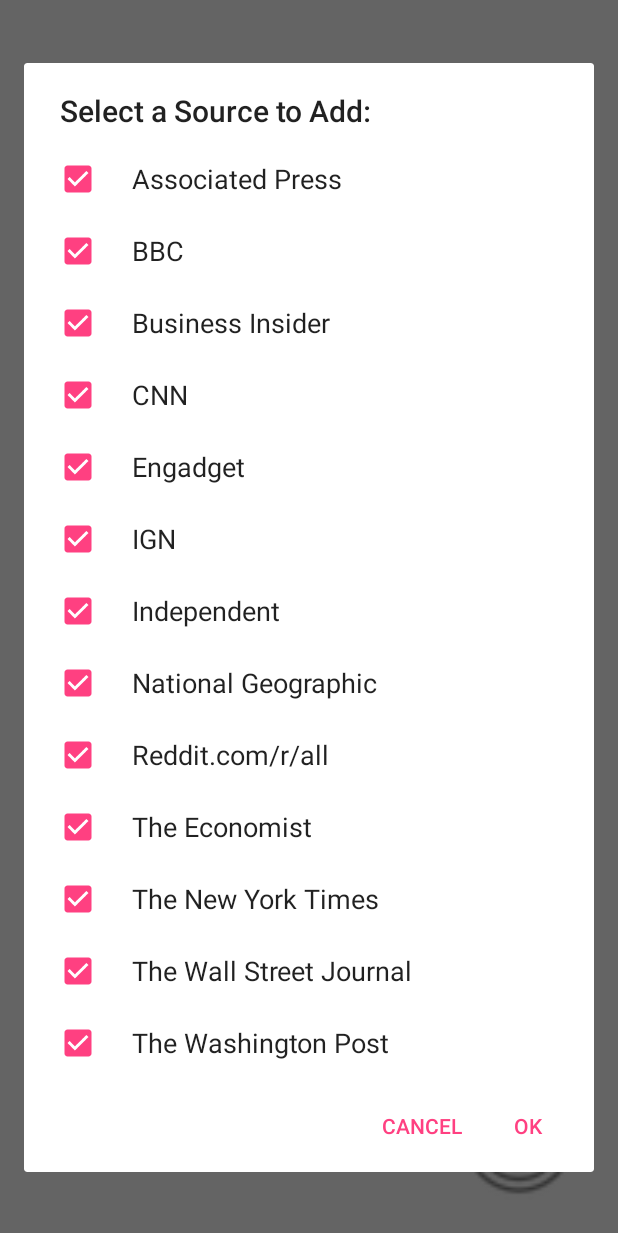
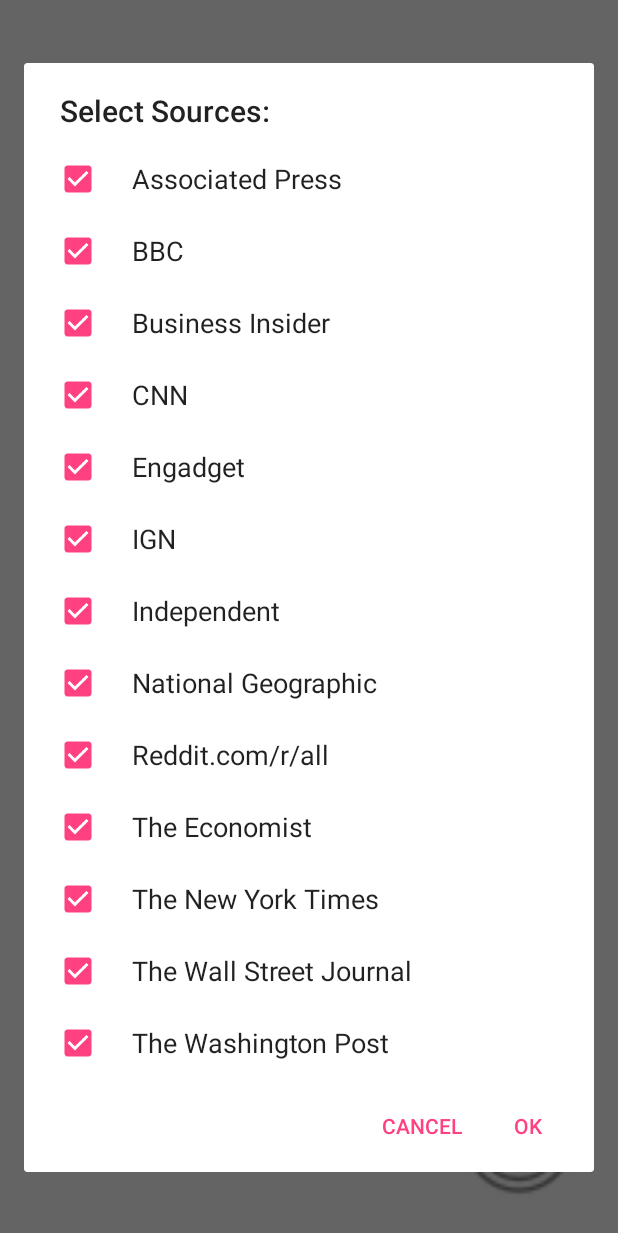
Before and after one commit to NathanielOstrer/a-thousand-words, an Android app: the NewSourcesActivity screen opened directly, with no data from a screen before it, after a tap on an icon or button, on a phone screen of 412 x 824 dp. Shown: the top 1233 px of the screen. Run offline under Robolectric (Android 15) with nearby library versions, the phone set to English and light mode, and no system bars; libraries missing offline, so code that uses them is left out: com.woxthebox.draglistview; plain views replace DragListView; 8 statements that could not run were skipped.

Commit message:
Fixed a crucial bug

```diff
--- a/AThousandWords/app/src/main/java/pictures/newsin/athousandwords/HomepageActivity.java
+++ b/AThousandWords/app/src/main/java/pictures/newsin/athousandwords/HomepageActivity.java
@@ -311,7 +311,6 @@
             JSONParser parser = new JSONParser();
             JSONObject result = parser.getJSONFromUrl("https://thousand-words.appspot.com/getnews.json");
             if(result == null) {
-                Toast.makeText(activity, "Error: No Internet", Toast.LENGTH_SHORT).show();
                 return null;
             }
             List<NewsLoad> articles = new ArrayList<>();
@@ -350,7 +349,10 @@
 
 
         protected void onPostExecute(List<NewsLoad> articles) {
-            if(articles == null) return;
+            if(articles == null) {
+                Toast.makeText(activity, "Error: No Internet", Toast.LENGTH_SHORT).show();
+                return;
+            }
             DisplayMetrics metrics = new DisplayMetrics();
             activity.getWindowManager().getDefaultDisplay().getMetrics(metrics);
             LinearLayout imageView = (LinearLayout) activity.findViewById(R.id.images_layer);
--- a/AThousandWords/app/src/main/java/pictures/newsin/athousandwords/NewSourcesActivity.java
+++ b/AThousandWords/app/src/main/java/pictures/newsin/athousandwords/NewSourcesActivity.java
@@ -98,9 +98,6 @@
 
 
     public void addSource(View v) {
-        AlertDialog.Builder builderSingle = new AlertDialog.Builder(this);
-//        builderSingle.setIcon(R.drawable.ic_launcher);
-        builderSingle.setTitle("Select a Source to Add:-");
 
         final Object[] sourceList = HomepageActivity.newsKeys.keySet().toArray();
         Arrays.sort(sourceList);
@@ -121,7 +118,7 @@
                 android.R.layout.select_dialog_singlechoice, sourceList);
 
         AlertDialog dialog = new AlertDialog.Builder(this)
-        .setTitle("Select a Source to Add:")
+        .setTitle("Select Sources:")
         .setMultiChoiceItems(choices, selectedItems, new DialogInterface.OnMultiChoiceClickListener() {
             @Override
             public void onClick(DialogInterface dialog, int indexSelected, boolean isChecked) {
```
